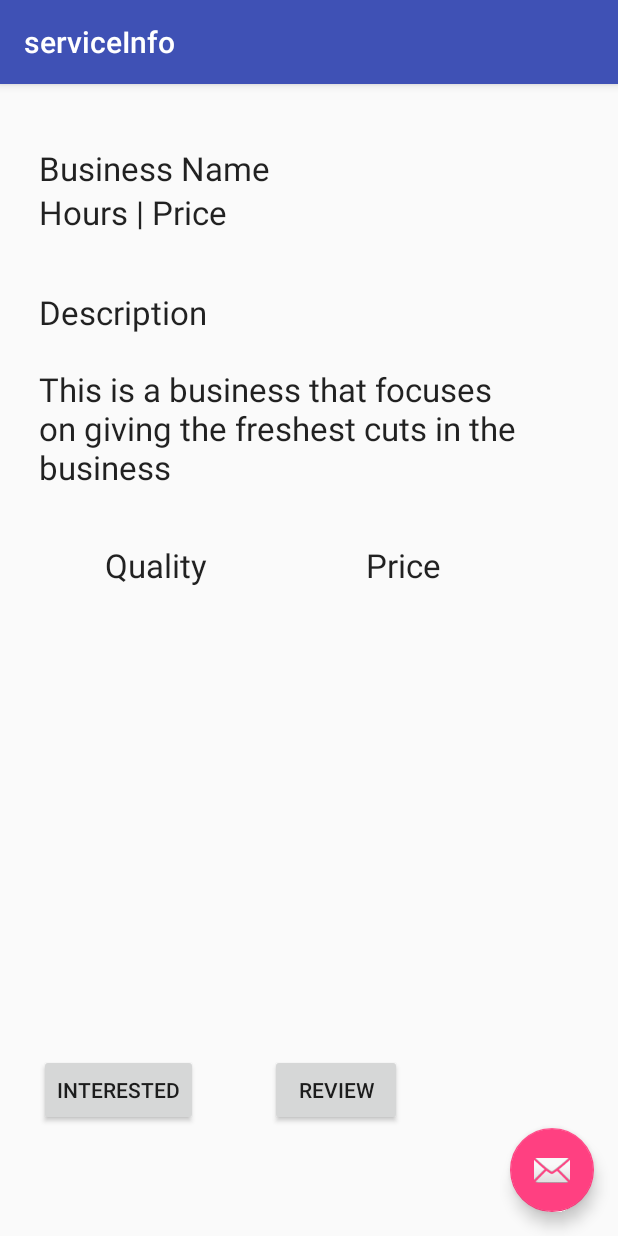
After one commit to chills510/Whats_Good, an Android app: the serviceInfo screen opened directly, with no data from a screen before it, on a phone screen of 412 x 824 dp. The commit adds this screen. Run offline under Robolectric (Android 15) with nearby library versions, the phone set to English and light mode, and no system bars.

Commit message:
added a service page

```diff
--- a/app/src/main/AndroidManifest.xml
+++ b/app/src/main/AndroidManifest.xml
@@ -41,6 +41,10 @@
         <activity
             android:name=".disclaimerPage"
             android:label="@string/title_activity_disclaimer_page"
+            android:theme="@style/AppTheme.NoActionBar" />
+        <activity
+            android:name=".serviceInfo"
+            android:label="@string/title_activity_service_info"
             android:theme="@style/AppTheme.NoActionBar"></activity>
     </application>
 
--- /dev/null
+++ b/app/src/main/java/com/example/dtruong510/whatsgood/serviceInfo.java
@@ -0,0 +1,29 @@
+package com.example.dtruong510.whatsgood;
+
+import android.os.Bundle;
+import android.support.design.widget.FloatingActionButton;
+import android.support.design.widget.Snackbar;
+import android.support.v7.app.AppCompatActivity;
+import android.support.v7.widget.Toolbar;
+import android.view.View;
+
+public class serviceInfo extends AppCompatActivity {
+
+    @Override
+    protected void onCreate(Bundle savedInstanceState) {
+        super.onCreate(savedInstanceState);
+        setContentView(R.layout.activity_service_info);
+        Toolbar toolbar = (Toolbar) findViewById(R.id.toolbar);
+        setSupportActionBar(toolbar);
+
+        FloatingActionButton fab = (FloatingActionButton) findViewById(R.id.fab);
+        fab.setOnClickListener(new View.OnClickListener() {
+            @Override
+            public void onClick(View view) {
+                Snackbar.make(view, "Replace with your own action", Snackbar.LENGTH_LONG)
+                        .setAction("Action", null).show();
+            }
+        });
+    }
+
+}
--- /dev/null
+++ b/app/src/main/res/layout/activity_service_info.xml
@@ -0,0 +1,34 @@
+<?xml version="1.0" encoding="utf-8"?>
+<android.support.design.widget.CoordinatorLayout xmlns:android="http://schemas.android.com/apk/res/android"
+    xmlns:app="http://schemas.android.com/apk/res-auto"
+    xmlns:tools="http://schemas.android.com/tools"
+    android:layout_width="match_parent"
+    android:layout_height="match_parent"
+    android:fitsSystemWindows="true"
+    tools:context="com.example.dtruong510.whatsgood.serviceInfo">
+
+    <android.support.design.widget.AppBarLayout
+        android:layout_width="match_parent"
+        android:layout_height="wrap_content"
+        android:theme="@style/AppTheme.AppBarOverlay">
+
+        <android.support.v7.widget.Toolbar
+            android:id="@+id/toolbar"
+            android:layout_width="match_parent"
+            android:layout_height="?attr/actionBarSize"
+            android:background="?attr/colorPrimary"
+            app:popupTheme="@style/AppTheme.PopupOverlay" />
+
+    </android.support.design.widget.AppBarLayout>
+
+    <include layout="@layout/content_service_info" />
+
+    <android.support.design.widget.FloatingActionButton
+        android:id="@+id/fab"
+        android:layout_width="wrap_content"
+        android:layout_height="wrap_content"
+        android:layout_gravity="bottom|end"
+        android:layout_margin="@dimen/fab_margin"
+        android:src="@android:drawable/ic_dialog_email" />
+
+</android.support.design.widget.CoordinatorLayout>
--- /dev/null
+++ b/app/src/main/res/layout/content_service_info.xml
@@ -0,0 +1,102 @@
+<?xml version="1.0" encoding="utf-8"?>
+<RelativeLayout xmlns:android="http://schemas.android.com/apk/res/android"
+    xmlns:app="http://schemas.android.com/apk/res-auto"
+    xmlns:tools="http://schemas.android.com/tools"
+    android:layout_width="match_parent"
+    android:layout_height="match_parent"
+    android:paddingBottom="@dimen/activity_vertical_margin"
+    android:paddingLeft="@dimen/activity_horizontal_margin"
+    android:paddingRight="@dimen/activity_horizontal_margin"
+    android:paddingTop="@dimen/activity_vertical_margin"
+    app:layout_behavior="@string/appbar_scrolling_view_behavior"
+    tools:context="com.example.dtruong510.whatsgood.serviceInfo"
+    tools:showIn="@layout/activity_service_info">
+
+    <TextView
+        android:layout_width="wrap_content"
+        android:layout_height="wrap_content"
+        android:textAppearance="?android:attr/textAppearanceLarge"
+        android:text="Business Name"
+        android:id="@+id/textView8"
+        android:layout_marginTop="25dp"
+        android:layout_marginLeft="25dp"
+        android:layout_marginStart="10dp"
+        android:layout_alignParentTop="true"
+        android:layout_alignParentLeft="true"
+        android:layout_alignParentStart="true" />
+
+    <TextView
+        android:layout_width="wrap_content"
+        android:layout_height="wrap_content"
+        android:textAppearance="?android:attr/textAppearanceLarge"
+        android:text="Hours | Price"
+        android:id="@+id/textView9"
+        android:layout_below="@+id/textView8"
+        android:layout_alignLeft="@+id/textView8"
+        android:layout_alignStart="@+id/textView8" />
+
+    <TextView
+        android:layout_width="wrap_content"
+        android:layout_height="wrap_content"
+        android:textAppearance="?android:attr/textAppearanceLarge"
+        android:text="Description"
+        android:id="@+id/textView10"
+        android:layout_below="@+id/textView9"
+        android:layout_alignLeft="@+id/textView9"
+        android:layout_alignStart="@+id/textView9"
+        android:layout_marginTop="37dp" />
+
+    <TextView
+        android:layout_width="wrap_content"
+        android:layout_height="wrap_content"
+        android:textAppearance="?android:attr/textAppearanceLarge"
+        android:text="This is a business that focuses on giving the freshest cuts in the business"
+        android:id="@+id/textView11"
+        android:layout_below="@+id/textView10"
+        android:layout_alignLeft="@+id/textView10"
+        android:layout_alignStart="@+id/textView10"
+        android:layout_marginTop="22dp" />
+
+    <TextView
+        android:layout_width="wrap_content"
+        android:layout_height="wrap_content"
+        android:textAppearance="?android:attr/textAppearanceLarge"
+        android:text="Quality"
+        android:id="@+id/textView12"
+        android:layout_below="@+id/textView11"
+        android:layout_alignRight="@+id/textView10"
+        android:layout_alignEnd="@+id/textView10"
+        android:layout_marginTop="36dp" />
+
+    <TextView
+        android:layout_width="wrap_content"
+        android:layout_height="wrap_content"
+        android:textAppearance="?android:attr/textAppearanceLarge"
+        android:text="Price"
+        android:id="@+id/textView13"
+        android:layout_marginLeft="64dp"
+        android:layout_marginStart="64dp"
+        android:layout_alignTop="@+id/textView12"
+        android:layout_toRightOf="@+id/textView8"
+        android:layout_toEndOf="@+id/textView8" />
+
+    <Button
+        android:layout_width="wrap_content"
+        android:layout_height="wrap_content"
+        android:text="interested"
+        android:id="@+id/InterestedButton"
+        android:layout_alignParentBottom="true"
+        android:layout_alignLeft="@+id/textView11"
+        android:layout_alignStart="@+id/textView11"
+        android:layout_marginBottom="57dp" />
+
+    <Button
+        android:layout_width="wrap_content"
+        android:layout_height="wrap_content"
+        android:text="review"
+        android:id="@+id/ReviewButton"
+        android:layout_alignBottom="@+id/InterestedButton"
+        android:layout_toRightOf="@+id/textView8"
+        android:layout_toEndOf="@+id/textView8" />
+
+</RelativeLayout>
--- a/app/src/main/res/values/strings.xml
+++ b/app/src/main/res/values/strings.xml
@@ -6,4 +6,5 @@
     <string name="title_activity_database">database</string>
     <string name="title_activity_edit_account">editAccount</string>
     <string name="title_activity_disclaimer_page">disclaimerPage</string>
+    <string name="title_activity_service_info">serviceInfo</string>
 </resources>
```
